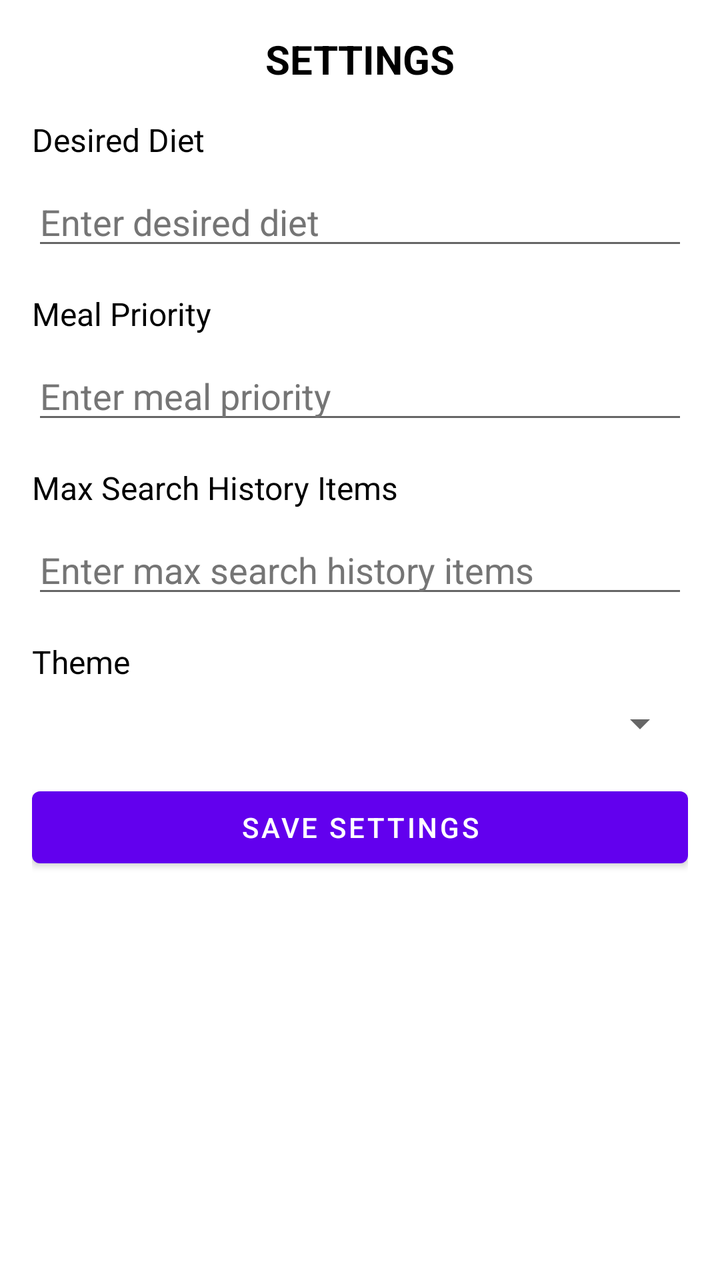
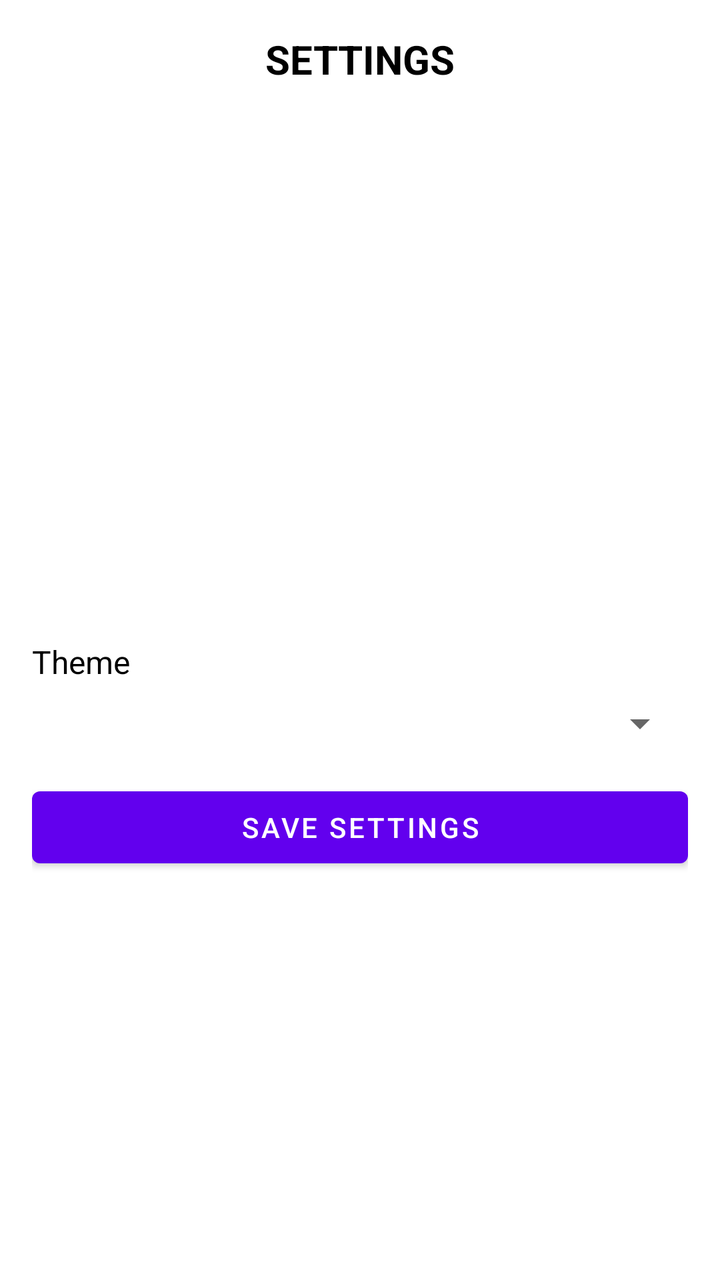

Screens rendered from an Android XML layout before and after an edit, with the pre-edit source and the edit as a unified diff.
<!-- AndroidManifest.xml: application theme Theme.EdamamApp -->
<!-- res/layout/activity_settings.xml -->
<?xml version="1.0" encoding="utf-8"?>
<LinearLayout xmlns:android="http://schemas.android.com/apk/res/android"
    xmlns:app="http://schemas.android.com/apk/res-auto"
    xmlns:tools="http://schemas.android.com/tools"
    android:layout_width="match_parent"
    android:layout_height="match_parent"
    tools:context=".SettingsActivity"
    android:orientation="vertical"
    android:padding="16dp"
    android:background="@color/main_screen_content_background">

    <TextView
        android:layout_width="match_parent"
        android:layout_height="wrap_content"
        android:text="SETTINGS"
        android:gravity="center"
        android:textSize="20sp"
        android:textStyle="bold"
        android:textColor="@color/text_color_primary"
        android:layout_marginBottom="16dp" />

    <TextView
        android:layout_width="match_parent"
        android:layout_height="wrap_content"
        android:text="Desired Diet"
        android:textSize="16sp"
        android:textColor="@color/text_color_primary"
        android:layout_marginBottom="8dp" />

    <EditText
        android:id="@+id/et_desired_diet"
        android:layout_width="match_parent"
        android:layout_height="wrap_content"
        android:hint="Enter desired diet"
        android:textColor="@color/text_color_primary"
        android:textColorHint="@color/text_color_hint"
        android:layout_marginBottom="16dp" />

    <TextView
        android:layout_width="match_parent"
        android:layout_height="wrap_content"
        android:text="Meal Priority"
        android:textSize="16sp"
        android:textColor="@color/text_color_primary"
        android:layout_marginBottom="8dp" />

    <EditText
        android:id="@+id/et_meal_priority"
        android:layout_width="match_parent"
        android:layout_height="wrap_content"
        android:hint="Enter meal priority"
        android:textColor="@color/text_color_primary"
        android:textColorHint="@color/text_color_hint"
        android:layout_marginBottom="16dp" />

    <TextView
        android:layout_width="match_parent"
        android:layout_height="wrap_content"
        android:text="Max Search History Items"
        android:textSize="16sp"
        android:textColor="@color/text_color_primary"
        android:layout_marginBottom="8dp" />

    <EditText
        android:id="@+id/et_max_search_history_items"
        android:layout_width="match_parent"
        android:layout_height="wrap_content"
        android:hint="Enter max search history items"
        android:inputType="number"
        android:textColor="@color/text_color_primary"
        android:textColorHint="@color/text_color_hint"
        android:layout_marginBottom="16dp" />

    <TextView
        android:layout_width="match_parent"
        android:layout_height="wrap_content"
        android:text="Theme"
        android:textSize="16sp"
        android:textColor="@color/text_color_primary"
        android:layout_marginBottom="8dp" />

    <Spinner
        android:id="@+id/spinner_theme"
        android:layout_width="match_parent"
        android:layout_height="wrap_content"
        android:layout_marginBottom="16dp" />

    <Button
        android:id="@+id/btn_save_settings"
        android:layout_width="match_parent"
        android:layout_height="wrap_content"
        android:text="Save Settings" />

</LinearLayout>
<!-- resources referenced by this layout -->
<resources>
  <color name="main_screen_content_background">#FFFFFF</color>
  <color name="text_color_hint">#757575</color>
  <color name="text_color_primary">#000000</color>
  <style name="Theme.EdamamApp" parent="Theme.MaterialComponents.DayNight.DarkActionBar">
          
          <item name="colorPrimary">@color/colorPrimary</item>
          <item name="colorPrimaryVariant">@color/colorPrimaryDark</item>
          <item name="colorOnPrimary">@android:color/white</item>
          
          <item name="colorSecondary">@color/colorAccent</item>
          <item name="colorSecondaryVariant">@color/colorAccent</item>
          <item name="colorOnSecondary">@android:color/black</item>
          
          <item name="android:statusBarColor" tools:targetApi="l">?attr/colorPrimaryVariant</item>
          
          <item name="android:actionBarStyle">@style/ActionBarStyle</item>
          <item name="actionBarStyle">@style/ActionBarStyle</item>
      </style>
  <color name="colorPrimary">#6200EE</color>
  <color name="colorPrimaryDark">#3700B3</color>
  <color name="colorAccent">#03DAC5</color>
  <style name="ActionBarStyle" parent="Widget.MaterialComponents.ActionBar.Solid">
          <item name="titleTextColor">?android:attr/textColorPrimary</item>
          <item name="background">?attr/colorPrimary</item>
      </style>
</resources>

<!-- the commit's change to res/layout/activity_settings.xml (unified diff, before → after) -->
@@ -8,7 +8,7 @@
     android:orientation="vertical"
     android:padding="16dp"
     android:background="@color/main_screen_content_background">
-
+    
     <TextView
         android:layout_width="match_parent"
         android:layout_height="wrap_content"
@@ -18,15 +18,17 @@
         android:textStyle="bold"
         android:textColor="@color/text_color_primary"
         android:layout_marginBottom="16dp" />
-
+    
     <TextView
         android:layout_width="match_parent"
         android:layout_height="wrap_content"
         android:text="Desired Diet"
         android:textSize="16sp"
         android:textColor="@color/text_color_primary"
-        android:layout_marginBottom="8dp" />
+        android:layout_marginBottom="8dp"
+        android:visibility="invisible"/>
 
+    
     <EditText
         android:id="@+id/et_desired_diet"
         android:layout_width="match_parent"
@@ -34,16 +36,19 @@
         android:hint="Enter desired diet"
         android:textColor="@color/text_color_primary"
         android:textColorHint="@color/text_color_hint"
-        android:layout_marginBottom="16dp" />
-
+        android:layout_marginBottom="16dp"
+        android:visibility="invisible"/>
+    
     <TextView
         android:layout_width="match_parent"
         android:layout_height="wrap_content"
         android:text="Meal Priority"
         android:textSize="16sp"
         android:textColor="@color/text_color_primary"
-        android:layout_marginBottom="8dp" />
-
+        android:layout_marginBottom="8dp"
+        android:visibility="invisible"
+        />
+    
     <EditText
         android:id="@+id/et_meal_priority"
         android:layout_width="match_parent"
@@ -51,16 +56,18 @@
         android:hint="Enter meal priority"
         android:textColor="@color/text_color_primary"
         android:textColorHint="@color/text_color_hint"
-        android:layout_marginBottom="16dp" />
-
+        android:layout_marginBottom="16dp"
+        android:visibility="invisible"/>
+    
     <TextView
         android:layout_width="match_parent"
         android:layout_height="wrap_content"
         android:text="Max Search History Items"
         android:textSize="16sp"
         android:textColor="@color/text_color_primary"
-        android:layout_marginBottom="8dp" />
-
+        android:layout_marginBottom="8dp"
+        android:visibility="invisible"/>
+    
     <EditText
         android:id="@+id/et_max_search_history_items"
         android:layout_width="match_parent"
@@ -69,26 +76,27 @@
         android:inputType="number"
         android:textColor="@color/text_color_primary"
         android:textColorHint="@color/text_color_hint"
-        android:layout_marginBottom="16dp" />
-
+        android:layout_marginBottom="16dp"
+        android:visibility="invisible"/>
+    
     <TextView
         android:layout_width="match_parent"
         android:layout_height="wrap_content"
         android:text="Theme"
         android:textSize="16sp"
         android:textColor="@color/text_color_primary"
-        android:layout_marginBottom="8dp" />
-
+        android:layout_marginBottom="8dp"
+       />
+    
     <Spinner
         android:id="@+id/spinner_theme"
         android:layout_width="match_parent"
         android:layout_height="wrap_content"
         android:layout_marginBottom="16dp" />
-
+    
     <Button
         android:id="@+id/btn_save_settings"
         android:layout_width="match_parent"
         android:layout_height="wrap_content"
         android:text="Save Settings" />
-
 </LinearLayout>
<!-- resource entries referenced after the edit -->
@@ -6,11 +6,15 @@
   <style name="Theme.EdamamApp" parent="Theme.MaterialComponents.DayNight.DarkActionBar">
           
           <item name="colorPrimary">@color/colorPrimary</item>
+          
           <item name="colorPrimaryVariant">@color/colorPrimaryDark</item>
+          
           <item name="colorOnPrimary">@android:color/white</item>
           
           <item name="colorSecondary">@color/colorAccent</item>
+          
           <item name="colorSecondaryVariant">@color/colorAccent</item>
+          
           <item name="colorOnSecondary">@android:color/black</item>
           
           <item name="android:statusBarColor" tools:targetApi="l">?attr/colorPrimaryVariant</item>
@@ -22,7 +26,9 @@
   <color name="colorPrimaryDark">#3700B3</color>
   <color name="colorAccent">#03DAC5</color>
   <style name="ActionBarStyle" parent="Widget.MaterialComponents.ActionBar.Solid">
+          
           <item name="titleTextColor">?android:attr/textColorPrimary</item>
+          
           <item name="background">?attr/colorPrimary</item>
       </style>
 </resources>
